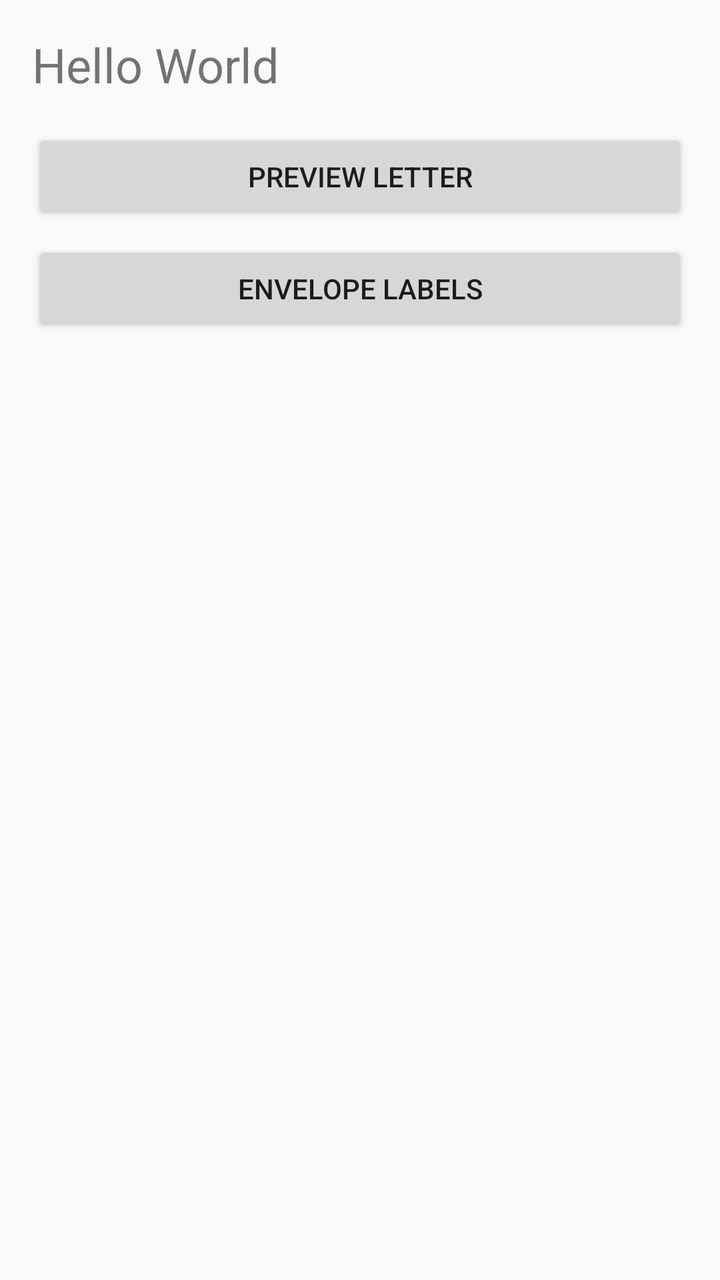
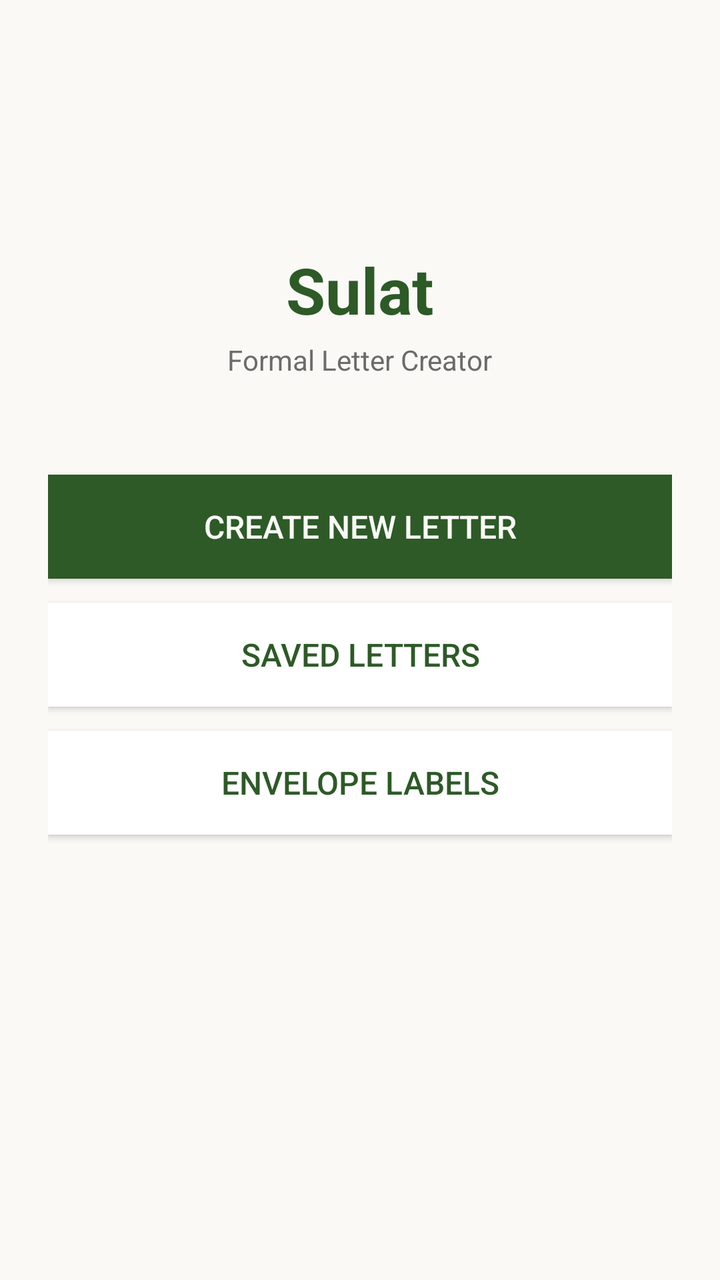

Before-and-after screenshots of an Android layout around one commit, followed by the original layout XML and the change that was made.
<!-- AndroidManifest.xml: application theme NormalTheme -->
<!-- res/layout/activity_main.xml -->
<?xml version="1.0" encoding="utf-8"?>
<LinearLayout xmlns:android="http://schemas.android.com/apk/res/android"
    android:id="@+id/rootContainer"
    android:layout_width="match_parent"
    android:layout_height="match_parent"
    android:orientation="vertical"
    android:padding="16dp">

    <TextView
        android:layout_width="wrap_content"
        android:layout_height="wrap_content"
        android:text="@string/hello_world"
        android:textSize="24sp"/>

    <Button
        android:id="@+id/btnPreview"
        android:layout_width="match_parent"
        android:layout_height="wrap_content"
        android:layout_marginTop="16dp"
        android:text="Preview Letter"/>

    <Button
        android:id="@+id/btnEnvelope"
        android:layout_width="match_parent"
        android:layout_height="wrap_content"
        android:layout_marginTop="8dp"
        android:text="Envelope Labels"/>
</LinearLayout>
<!-- resources referenced by this layout -->
<resources>
  <string name="hello_world">Hello World</string>
  <style name="NormalTheme" parent="Theme.AppCompat.Light.DarkActionBar">
          <item name="colorPrimary">#2D5A27</item>
          <item name="colorPrimaryDark">#1A3D1A</item>
          <item name="colorAccent">#3D8B40</item>
      </style>
</resources>

<!-- the commit's change to res/layout/activity_main.xml (unified diff, before → after) -->
@@ -4,25 +4,64 @@
     android:layout_width="match_parent"
     android:layout_height="match_parent"
     android:orientation="vertical"
-    android:padding="16dp">
+    android:background="@color/warm_white"
+    android:padding="24dp"
+    android:gravity="center_horizontal">
+
+    <View
+        android:layout_width="0dp"
+        android:layout_height="0dp"
+        android:layout_weight="1" />
 
     <TextView
         android:layout_width="wrap_content"
         android:layout_height="wrap_content"
-        android:text="@string/hello_world"
-        android:textSize="24sp"/>
+        android:text="@string/app_name"
+        android:textSize="32sp"
+        android:textStyle="bold"
+        android:textColor="@color/deep_green"
+        android:layout_marginBottom="4dp" />
+
+    <TextView
+        android:layout_width="wrap_content"
+        android:layout_height="wrap_content"
+        android:text="Formal Letter Creator"
+        android:textSize="14sp"
+        android:textColor="@color/muted_text"
+        android:layout_marginBottom="48dp" />
 
     <Button
-        android:id="@+id/btnPreview"
+        android:id="@+id/btnCreateNew"
         android:layout_width="match_parent"
-        android:layout_height="wrap_content"
-        android:layout_marginTop="16dp"
-        android:text="Preview Letter"/>
+        android:layout_height="52dp"
+        android:text="@string/create_new_letter"
+        android:textSize="16sp"
+        android:textColor="@color/warm_white"
+        android:background="@color/deep_green"
+        android:layout_marginBottom="12dp" />
 
     <Button
-        android:id="@+id/btnEnvelope"
+        android:id="@+id/btnSavedLetters"
         android:layout_width="match_parent"
-        android:layout_height="wrap_content"
-        android:layout_marginTop="8dp"
-        android:text="Envelope Labels"/>
+        android:layout_height="52dp"
+        android:text="@string/saved_letters"
+        android:textSize="16sp"
+        android:textColor="@color/deep_green"
+        android:background="@color/card_background"
+        android:layout_marginBottom="12dp" />
+
+    <Button
+        android:id="@+id/btnEnvelopes"
+        android:layout_width="match_parent"
+        android:layout_height="52dp"
+        android:text="@string/envelope_labels"
+        android:textSize="16sp"
+        android:textColor="@color/deep_green"
+        android:background="@color/card_background" />
+
+    <View
+        android:layout_width="0dp"
+        android:layout_height="0dp"
+        android:layout_weight="2" />
+
 </LinearLayout>
<!-- resource entries referenced after the edit -->
@@ -1,6 +1,13 @@
 <!-- resources referenced by this layout -->
 <resources>
-  <string name="hello_world">Hello World</string>
+  <color name="card_background">#FFFFFF</color>
+  <color name="deep_green">#2D5A27</color>
+  <color name="muted_text">#6B6B6B</color>
+  <color name="warm_white">#FAF9F6</color>
+  <string name="app_name">Sulat</string>
+  <string name="create_new_letter">Create New Letter</string>
+  <string name="envelope_labels">Envelope Labels</string>
+  <string name="saved_letters">Saved Letters</string>
   <style name="NormalTheme" parent="Theme.AppCompat.Light.DarkActionBar">
           <item name="colorPrimary">#2D5A27</item>
           <item name="colorPrimaryDark">#1A3D1A</item>
